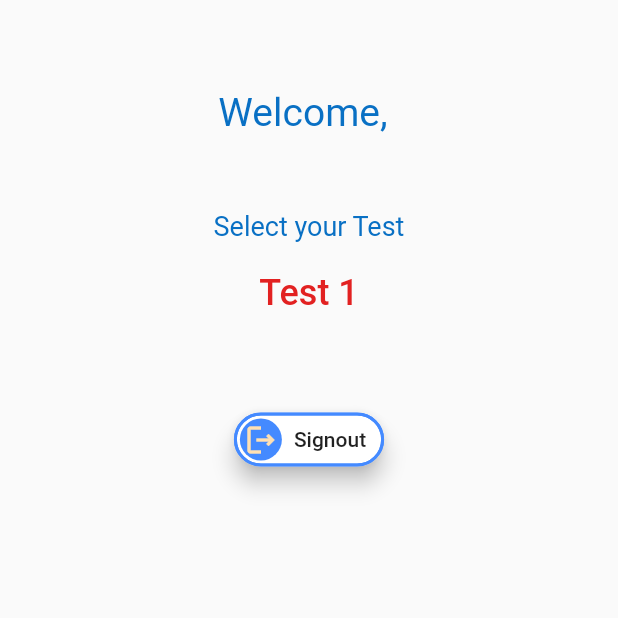
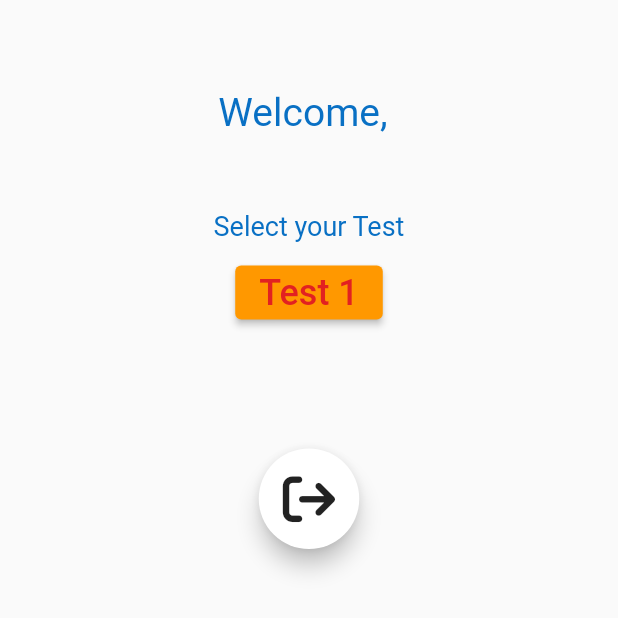
Before and after one commit to SpectrumStudio/IITG_Project_II, a Flutter app: the TestList screen opened directly, on a phone screen of 412 x 824 dp, the top half of it. Run offline on Flutter 3.47's test engine with Material 2 defaults, Android fonts, the phone set to English and light mode, and no system bars; our stand-ins replace firebase_auth, firebase_core, fluttertoast, font_awesome_flutter, get, google_sign_in and 3 more; missing offline and left inert: tflite_flutter; accounts and stored records are empty.

Commit message:
awesome_font

```diff
--- a/lib/pages/login.dart
+++ b/lib/pages/login.dart
@@ -5,7 +5,7 @@ import 'package:flutter/material.dart';
 import 'package:get/get.dart';
 import 'package:google_sign_in/google_sign_in.dart';
 import 'package:image_picker_demo/main.dart';
-
+import 'package:font_awesome_flutter/font_awesome_flutter.dart';
 import 'package:image_picker_demo/pages/forgot_password.dart';
 import 'package:image_picker_demo/pages/homePage.dart';
 import 'package:image_picker_demo/pages/signup.dart';
@@ -249,11 +249,12 @@ class _LoginState extends State<Login> {
                         });
 
                       },
-                      icon: Image.asset(
-                        'assets/google_logo.png',
-                        height: 28,
-                        width: 28,
-                      ),
+                      // icon: Image.asset(
+                      //   'assets/google_logo.png',
+                      //   height: 28,
+                      //   width: 28,
+                      // ),
+                      icon: FaIcon(FontAwesomeIcons.google),
                       label: Text(
                         'Sign in with Google',
                         style: TextStyle(fontSize: 16),
--- a/lib/pages/testList.dart
+++ b/lib/pages/testList.dart
@@ -2,6 +2,7 @@ import 'package:firebase_auth/firebase_auth.dart';
 import 'package:flutter/material.dart';
 import 'package:google_sign_in/google_sign_in.dart';
 import 'package:image_picker_demo/pages/homePage.dart';
+import 'package:font_awesome_flutter/font_awesome_flutter.dart';
 import 'package:image_picker_demo/pages/login.dart';
 
 class TestList extends StatefulWidget {
@@ -51,7 +52,7 @@ class _TestListState extends State<TestList> {
             SizedBox(
               height: 10,
             ),
-            TextButton(
+            ElevatedButton(
               onPressed: () {
                 Navigator.push(
                           context,
@@ -68,16 +69,10 @@ class _TestListState extends State<TestList> {
             ),
           ],
         ),
-        SizedBox(height: 50,),
+        SizedBox(height: 80,),
+
         Container(
-          child: ActionChip(
-            padding: EdgeInsets.all(2.0),
-            elevation: 6.0,
-            avatar: CircleAvatar(
-              backgroundColor: Colors.blueAccent,
-              child: Icon(Icons.logout_outlined),
-            ),
-            label: const Text('Signout'),
+          child: RawMaterialButton(
             onPressed: () async {
               await FirebaseAuth.instance.signOut();
                 Navigator.pushAndRemoveUntil(
@@ -88,10 +83,14 @@ class _TestListState extends State<TestList> {
                     (route) => false);
                 await GoogleSignIn().signOut();
             },
-            backgroundColor: Color.fromARGB(255, 255, 255, 255),
-            shape: StadiumBorder(
-              side: BorderSide(width: 2,
-              color: Colors.blueAccent)),
+            elevation: 6.0,
+            fillColor: Colors.white,
+            child: FaIcon(
+              FontAwesomeIcons.arrowRightFromBracket,
+              size: 35.0,
+            ),
+            padding: EdgeInsets.all(16.0),
+            shape: CircleBorder(),
           )
         ),
       ],
--- a/pubspec.yaml
+++ b/pubspec.yaml
@@ -44,6 +44,7 @@ dependencies:
   flutter_native_splash: ^0.3.2
   google_sign_in: ^5.2.4
   get: ^4.6.1
+  font_awesome_flutter: ^10.1.0
 
 dev_dependencies:
   flutter_test:
```
Also changed, not shown: pubspec.lock.
